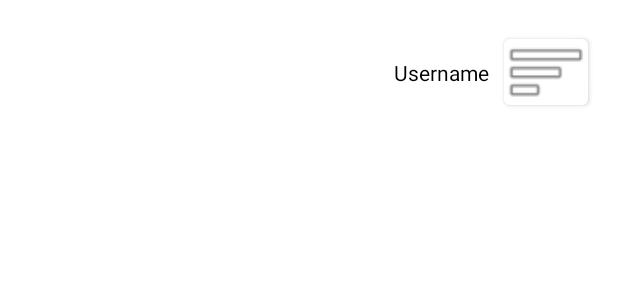
After one commit to angelodias01/Quiz, an Android app: the layout activity_main_menu_user.xml on its own in the app's theme, with its tools: preview values and no code run, on a phone screen of 412 x 824 dp. The commit adds this screen. Shown: the top 300 px of the screen. Run offline under Robolectric (Android 15) with nearby library versions, the phone set to English and light mode, and no system bars.

Commit message:
update on layouts

```diff
--- a/app/src/main/java/quiz/app/project/dias/dias/quiz_login.java
+++ b/app/src/main/java/quiz/app/project/dias/dias/QuizLogin.java
@@ -10,7 +10,7 @@ import android.os.Bundle;
 import android.util.Log;
 import android.view.View;
 
-public class quiz_login extends AppCompatActivity {
+public class QuizLogin extends AppCompatActivity {
 
     @SuppressLint("SourceLockedOrientationActivity")
     @Override
@@ -55,7 +55,7 @@ public class quiz_login extends AppCompatActivity {
 
     public void goToSignUp(View view){
         //Creates a new intent and opens the login class!
-        Intent intent = new Intent(this, quiz_signup.class);
+        Intent intent = new Intent(this, QuizSignUp.class);
         //Adding the transition!
         Bundle bundle = ActivityOptions.makeSceneTransitionAnimation(this).toBundle();
         Log.i("Activity", "Changing to Sign Up!");
--- a/app/src/main/java/quiz/app/project/dias/dias/quiz_signup.java
+++ b/app/src/main/java/quiz/app/project/dias/dias/QuizSignUp.java
@@ -10,7 +10,7 @@ import android.os.Bundle;
 import android.util.Log;
 import android.view.View;
 
-public class quiz_signup extends AppCompatActivity {
+public class QuizSignUp extends AppCompatActivity {
 
     @SuppressLint("SourceLockedOrientationActivity")
     @Override
@@ -54,7 +54,7 @@ public class quiz_signup extends AppCompatActivity {
 
     public void goToSignIn(View view){
         //Creates a new intent and opens the login class!
-        Intent intent = new Intent(this, quiz_login.class);
+        Intent intent = new Intent(this, QuizLogin.class);
         //Adding the transition!
         Bundle bundle = ActivityOptions.makeSceneTransitionAnimation(this).toBundle();
         Log.i("Activity", "Changing to Sign In!");
--- /dev/null
+++ b/app/src/main/res/layout/activity_main_menu_user.xml
@@ -0,0 +1,35 @@
+<?xml version="1.0" encoding="utf-8"?>
+<androidx.constraintlayout.widget.ConstraintLayout xmlns:android="http://schemas.android.com/apk/res/android"
+    xmlns:app="http://schemas.android.com/apk/res-auto"
+    xmlns:tools="http://schemas.android.com/tools"
+    android:layout_width="match_parent"
+    android:layout_height="match_parent"
+    tools:context=".MainMenuUser">
+
+    <Button
+        android:id="@+id/btnAccount"
+        android:layout_width="56dp"
+        android:layout_height="56dp"
+        android:layout_marginTop="20dp"
+        android:layout_marginEnd="20dp"
+        android:contentDescription="@string/none"
+        android:foreground="@android:drawable/ic_menu_sort_by_size"
+        android:foregroundGravity="center|fill"
+        android:text='@string/noText'
+        android:textColor="#00FFFFFF"
+        app:iconSize="50dp"
+        app:layout_constraintEnd_toEndOf="parent"
+        app:layout_constraintTop_toTopOf="parent"
+        tools:ignore="TextContrastCheck" />
+
+    <TextView
+        android:id="@+id/tvUsername"
+        android:layout_width="wrap_content"
+        android:layout_height="wrap_content"
+        android:layout_marginEnd="10dp"
+        android:hint="@string/username"
+        android:textColorHint="#000000"
+        app:layout_constraintBottom_toBottomOf="@+id/btnAccount"
+        app:layout_constraintEnd_toStartOf="@+id/btnAccount"
+        app:layout_constraintTop_toTopOf="@+id/btnAccount" />
+</androidx.constraintlayout.widget.ConstraintLayout>
--- a/app/src/main/res/layout/activity_quiz_login.xml
+++ b/app/src/main/res/layout/activity_quiz_login.xml
@@ -5,7 +5,7 @@
     android:layout_width="match_parent"
     android:layout_height="match_parent"
     android:background="@drawable/backgroundimg"
-    tools:context=".quiz_login" >
+    tools:context=".QuizLogin" >
 
     <TextView
         android:id="@+id/textView2"
--- a/app/src/main/res/layout/activity_quiz_signup.xml
+++ b/app/src/main/res/layout/activity_quiz_signup.xml
@@ -5,7 +5,7 @@
     android:layout_width="match_parent"
     android:layout_height="match_parent"
     android:background="@drawable/signup_01_01"
-    tools:context=".quiz_signup">
+    tools:context=".QuizSignUp">
 
     <ImageView
         android:id="@+id/imageView2"
@@ -55,7 +55,7 @@
         android:id="@+id/textBoxUsername"
         android:layout_width="320dp"
         android:layout_height="60dp"
-        android:layout_marginTop="80dp"
+        android:layout_marginTop="70dp"
         android:autofillHints=""
         android:ems="10"
         android:hint="@string/username"
```
Also changed, not shown: app/src/main/AndroidManifest.xml (+5 -2 lines), app/src/main/java/quiz/app/project/dias/dias/MainActivity.java (+21 -7 lines), app/src/main/java/quiz/app/project/dias/dias/MainMenuUser.java (added, +14 -0 lines), app/src/main/res/values/strings.xml (+7 -5 lines).
